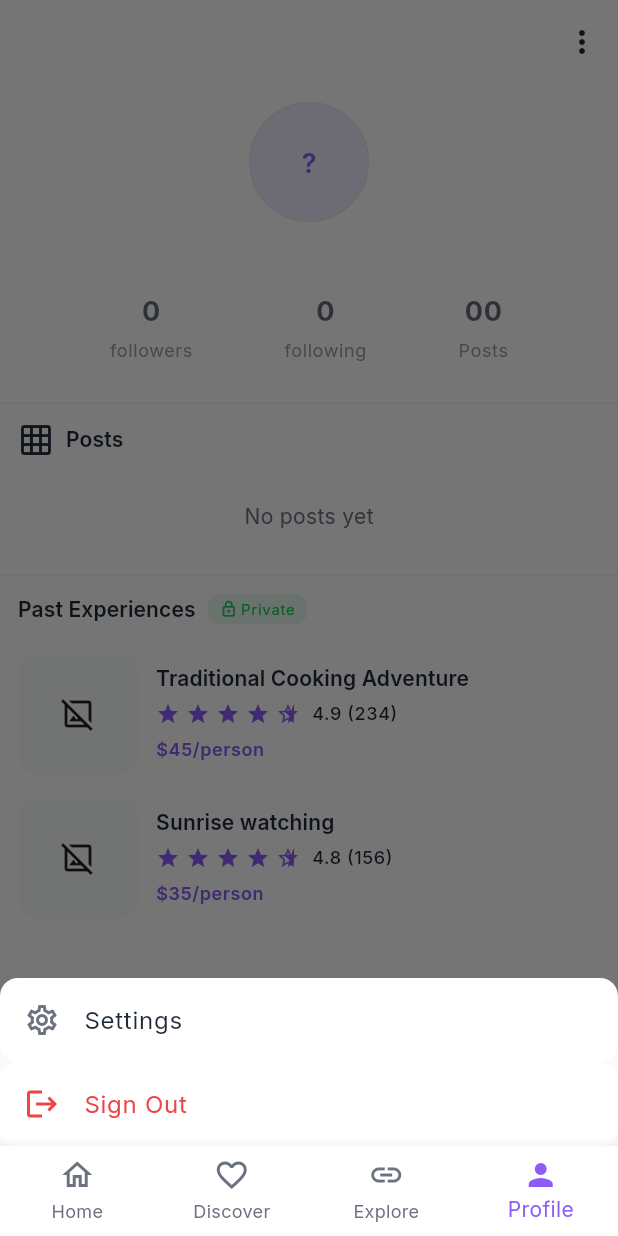
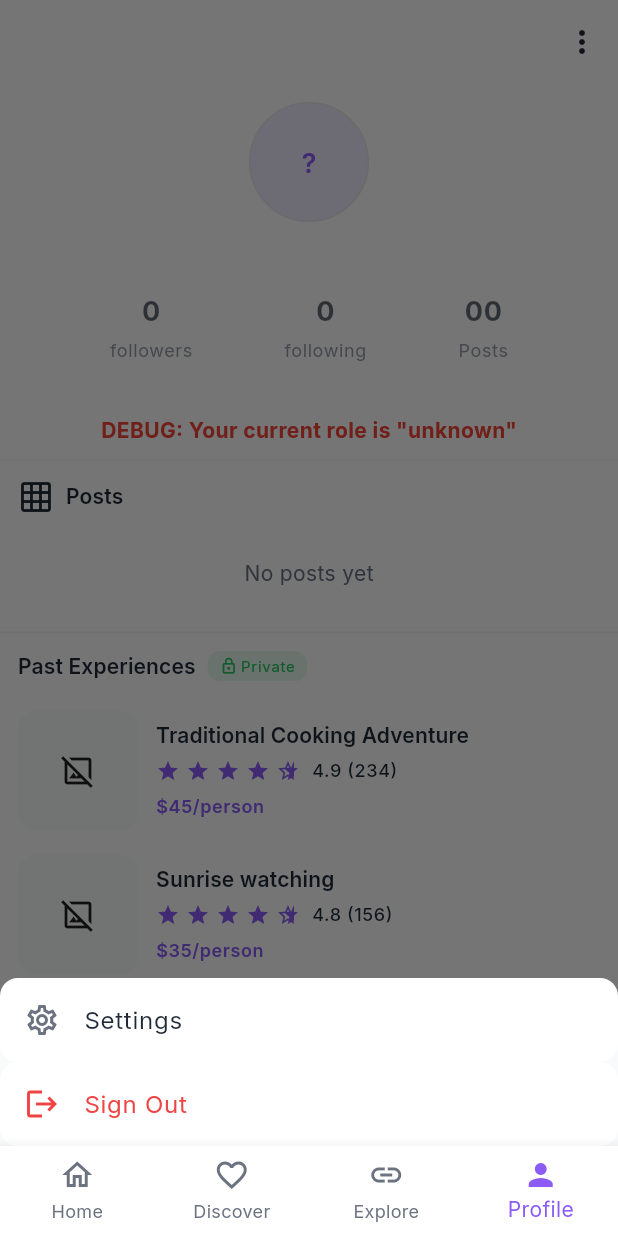
Before and after one commit to Zeylo6/Zeylo-starter, a Flutter app: the ProfileScreen screen opened by its route, after a tap on the "more vert" icon, on a phone screen of 412 x 824 dp. Run offline on Flutter 3.47's test engine with Material 3 defaults, Android fonts, the phone set to English and light mode, and no system bars; our stand-ins replace cached_network_image, cloud_firestore, connectivity_plus, dartz, equatable, firebase_auth and 6 more; accounts and stored records are empty; network calls fail.

Commit message:
Implemented basic RBAC with 4 use types: seeker, host, businesss, admin and created dashboards for admin and business

```diff
--- a/zeylo/lib/core/seed/seed_data.dart
+++ b/zeylo/lib/core/seed/seed_data.dart
@@ -123,7 +123,7 @@ class SeedData {
         'bio':
             'Sri Lankan culture expert passionate about sharing authentic local experiences and traditions with travelers from around the world.',
         'location': {'city': 'Colombo', 'country': 'Sri Lanka'},
-        'isHost': true,
+        'role': 'host',
         'isVerified': true,
         'createdAt':
             Timestamp.fromDate(DateTime.now().subtract(Duration(days: 365))),
@@ -143,7 +143,7 @@ class SeedData {
         'bio':
             'Adventure guide with over 10 years of experience leading hiking and trekking expeditions across Sri Lanka\'s breathtaking landscapes.',
         'location': {'city': 'Kandy', 'country': 'Sri Lanka'},
-        'isHost': true,
+        'role': 'host',
         'isVerified': true,
         'createdAt':
             Timestamp.fromDate(DateTime.now().subtract(Duration(days: 450))),
@@ -163,7 +163,7 @@ class SeedData {
         'bio':
             'Professional cooking instructor specializing in traditional Sri Lankan cuisine. Love sharing family recipes and culinary secrets.',
         'location': {'city': 'Galle', 'country': 'Sri Lanka'},
-        'isHost': true,
+        'role': 'host',
         'isVerified': true,
         'createdAt':
             Timestamp.fromDate(DateTime.now().subtract(Duration(days: 380))),
@@ -183,7 +183,7 @@ class SeedData {
         'bio':
             'Accomplished nature photographer and conservationist dedicated to capturing and preserving Sri Lanka\'s incredible biodiversity.',
         'location': {'city': 'Ella', 'country': 'Sri Lanka'},
-        'isHost': true,
+        'role': 'host',
         'isVerified': true,
         'createdAt':
             Timestamp.fromDate(DateTime.now().subtract(Duration(days: 300))),
@@ -203,7 +203,7 @@ class SeedData {
         'bio':
             'Professional surfing instructor with a passion for ocean sports and teaching beginners to experienced surfers in Mirissa.',
         'location': {'city': 'Mirissa', 'country': 'Sri Lanka'},
-        'isHost': true,
+        'role': 'host',
         'isVerified': true,
         'createdAt':
             Timestamp.fromDate(DateTime.now().subtract(Duration(days: 250))),
@@ -1329,7 +1329,7 @@ class SeedData {
       'bio':
           'Passionate traveler and adventure seeker exploring local experiences around the world.',
       'location': {'city': 'Colombo', 'country': 'Sri Lanka'},
-      'isHost': false,
+        'role': 'seeker',
       'isVerified': true,
       'createdAt':
           Timestamp.fromDate(DateTime.now().subtract(Duration(days: 120))),
--- a/zeylo/lib/features/auth/data/models/user_model.dart
+++ b/zeylo/lib/features/auth/data/models/user_model.dart
@@ -12,7 +12,7 @@ class UserModel extends UserEntity {
     super.phoneNumber,
     super.bio,
     super.location,
-    super.isHost,
+    super.role,
     super.isVerified,
     required super.createdAt,
     super.followersCount,
@@ -22,6 +22,22 @@ class UserModel extends UserEntity {
     super.favorites,
     super.settings,
   });
+
+  /// Parse the role from string, with fallback to old 'isHost' boolean if present
+  static UserRole _parseRole(Map<String, dynamic> data) {
+    if (data.containsKey('role')) {
+      final roleString = data['role'] as String;
+      return UserRole.values.firstWhere(
+        (e) => e.name == roleString,
+        orElse: () => UserRole.seeker,
+      );
+    }
+    // Backward compatibility for old documents
+    if (data['isHost'] == true) {
+      return UserRole.host;
+    }
+    return UserRole.seeker;
+  }
 
   /// Create UserModel from JSON (for API responses)
   factory UserModel.fromJson(Map<String, dynamic> json) {
@@ -35,7 +51,7 @@ class UserModel extends UserEntity {
       location: json['location'] != null
           ? Map<String, String>.from(json['location'] as Map)
           : null,
-      isHost: json['isHost'] as bool? ?? false,
+      role: _parseRole(json),
       isVerified: json['isVerified'] as bool? ?? false,
       createdAt: json['createdAt'] != null
           ? DateTime.parse(json['createdAt'] as String)
@@ -63,7 +79,7 @@ class UserModel extends UserEntity {
       location: data['location'] != null
           ? Map<String, String>.from(data['location'] as Map)
           : null,
-      isHost: data['isHost'] as bool? ?? false,
+      role: _parseRole(data),
       isVerified: data['isVerified'] as bool? ?? false,
       createdAt: data['createdAt'] != null
           ? (data['createdAt'] as dynamic).toDate() as DateTime
@@ -89,7 +105,7 @@ class UserModel extends UserEntity {
       'phoneNumber': phoneNumber,
       'bio': bio,
       'location': location,
-      'isHost': isHost,
+      'role': role.name,
       'isVerified': isVerified,
       'createdAt': createdAt.toIso8601String(),
       'followersCount': followersCount,
@@ -110,7 +126,7 @@ class UserModel extends UserEntity {
       'phoneNumber': phoneNumber,
       'bio': bio,
       'location': location,
-      'isHost': isHost,
+      'role': role.name,
       'isVerified': isVerified,
       'createdAt': createdAt,
       'followersCount': followersCount,
@@ -132,7 +148,7 @@ class UserModel extends UserEntity {
     String? phoneNumber,
     String? bio,
     Map<String, String>? location,
-    bool? isHost,
+    UserRole? role,
     bool? isVerified,
     DateTime? createdAt,
     int? followersCount,
@@ -150,7 +166,7 @@ class UserModel extends UserEntity {
       phoneNumber: phoneNumber ?? this.phoneNumber,
       bio: bio ?? this.bio,
       location: location ?? this.location,
-      isHost: isHost ?? this.isHost,
+      role: role ?? this.role,
       isVerified: isVerified ?? this.isVerified,
       createdAt: createdAt ?? this.createdAt,
       followersCount: followersCount ?? this.followersCount,
--- a/zeylo/lib/features/auth/domain/entities/user_entity.dart
+++ b/zeylo/lib/features/auth/domain/entities/user_entity.dart
@@ -1,3 +1,11 @@
+/// Role of the user in the Zeylo application
+enum UserRole {
+  seeker,
+  host,
+  business,
+  admin,
+}
+
 /// User entity representing a user in the Zeylo application
 class UserEntity {
   /// Unique identifier for the user
@@ -21,8 +29,8 @@ class UserEntity {
   /// User's location (city, country)
   final Map<String, String>? location;
 
-  /// Whether the user is a host
-  final bool isHost;
+  /// The user's role, determining permissions and app behavior
+  final UserRole role;
 
   /// Whether the user's email is verified
   final bool isVerified;
@@ -56,7 +64,7 @@ class UserEntity {
     this.phoneNumber,
     this.bio,
     this.location,
-    this.isHost = false,
+    this.role = UserRole.seeker,
     this.isVerified = false,
     required this.createdAt,
     this.followersCount = 0,
@@ -76,7 +84,7 @@ class UserEntity {
     String? phoneNumber,
     String? bio,
     Map<String, String>? location,
-    bool? isHost,
+    UserRole? role,
     bool? isVerified,
     DateTime? createdAt,
     int? followersCount,
@@ -94,7 +102,7 @@ class UserEntity {
       phoneNumber: phoneNumber ?? this.phoneNumber,
       bio: bio ?? this.bio,
       location: location ?? this.location,
-      isHost: isHost ?? this.isHost,
+      role: role ?? this.role,
       isVerified: isVerified ?? this.isVerified,
       createdAt: createdAt ?? this.createdAt,
       followersCount: followersCount ?? this.followersCount,
@@ -112,6 +120,6 @@ class UserEntity {
       'email: $email, '
       'displayName: $displayName, '
       'isVerified: $isVerified, '
-      'isHost: $isHost'
+      'role: ${role.name}'
       ')';
 }
--- a/zeylo/lib/features/profile/presentation/screens/profile_screen.dart
+++ b/zeylo/lib/features/profile/presentation/screens/profile_screen.dart
@@ -11,6 +11,7 @@ import '../providers/profile_provider.dart';
 import '../widgets/past_experience_tile.dart';
 import '../widgets/photo_grid.dart';
 import '../widgets/profile_header.dart';
+import '../../../auth/domain/entities/user_entity.dart';
 
 /// User profile screen
 class ProfileScreen extends ConsumerWidget {
@@ -68,6 +69,10 @@ class ProfileScreen extends ConsumerWidget {
     WidgetRef ref,
     UserProfileEntity profile,
   ) {
+    // Read the current user model persistently loaded from Firestore
+    final currentUserAsync = ref.watch(currentUserProvider);
+    final currentUserData = currentUserAsync.value;
+
     return SingleChildScrollView(
       child: Column(
         crossAxisAlignment: CrossAxisAlignment.start,
@@ -77,6 +82,19 @@ class ProfileScreen extends ConsumerWidget {
             profile: profile,
             onEditPressed: isCurrentUser ? onEditPressed : null,
           ),
+
+          // Debug Role Display
+          if (isCurrentUser)
+            Center(
+              child: Padding(
+                padding: const EdgeInsets.symmetric(vertical: 8.0),
+                child: Text(
+                  'DEBUG: Your current role is "${currentUserData?.role.name ?? 'unknown'}"',
+                  style: const TextStyle(color: Colors.red, fontWeight: FontWeight.bold),
+                ),
+              ),
+            ),
+
           const Divider(height: 1),
 
           // Posts section
@@ -223,6 +241,9 @@ class ProfileScreen extends ConsumerWidget {
   }
 
   void _showMoreMenu(BuildContext context, WidgetRef ref) {
+    final currentUserAsync = ref.read(currentUserProvider);
+    final currentUserData = currentUserAsync.value;
+
     showModalBottomSheet(
       context: context,
       builder: (sheetContext) => SafeArea(
@@ -230,6 +251,27 @@ class ProfileScreen extends ConsumerWidget {
           mainAxisSize: MainAxisSize.min,
           children: [
             if (isCurrentUser) ...[
+              // Admin Route
+              if (currentUserData?.role == UserRole.admin)
+                ListTile(
+                  leading: const Icon(Icons.admin_panel_settings, color: AppColors.primary),
+                  title: const Text('Admin Dashboard', style: TextStyle(fontWeight: FontWeight.bold)),
+                  onTap: () {
+                    Navigator.pop(sheetContext);
+                    context.push('/admin-dashboard');
+                  },
+                ),
+              // Business Route
+              if (currentUserData?.role == UserRole.business)
+                ListTile(
+                  leading: const Icon(Icons.storefront, color: AppColors.primary),
+                  title: const Text('Business Dashboard', style: TextStyle(fontWeight: FontWeight.bold)),
+                  onTap: () {
+                    Navigator.pop(sheetContext);
+                    // For now, mapping this to the registration/management screen
+                    context.push('/business-registration');
+                  },
+                ),
               ListTile(
                 leading: const Icon(Icons.settings_outlined),
                 title: const Text('Settings'),
```
Also changed, not shown: zeylo/lib/features/admin/presentation/screens/admin_dashboard_screen.dart (added, +104 -0 lines), zeylo/lib/features/business/presentation/screens/business_registration_screen.dart (added, +142 -0 lines), zeylo/lib/features/map_discovery/presentation/screens/map_screen.dart (+36 -3 lines), zeylo/lib/routes/app_router.dart (+16 -0 lines), zeylo/pubspec.lock, 1 other file.
